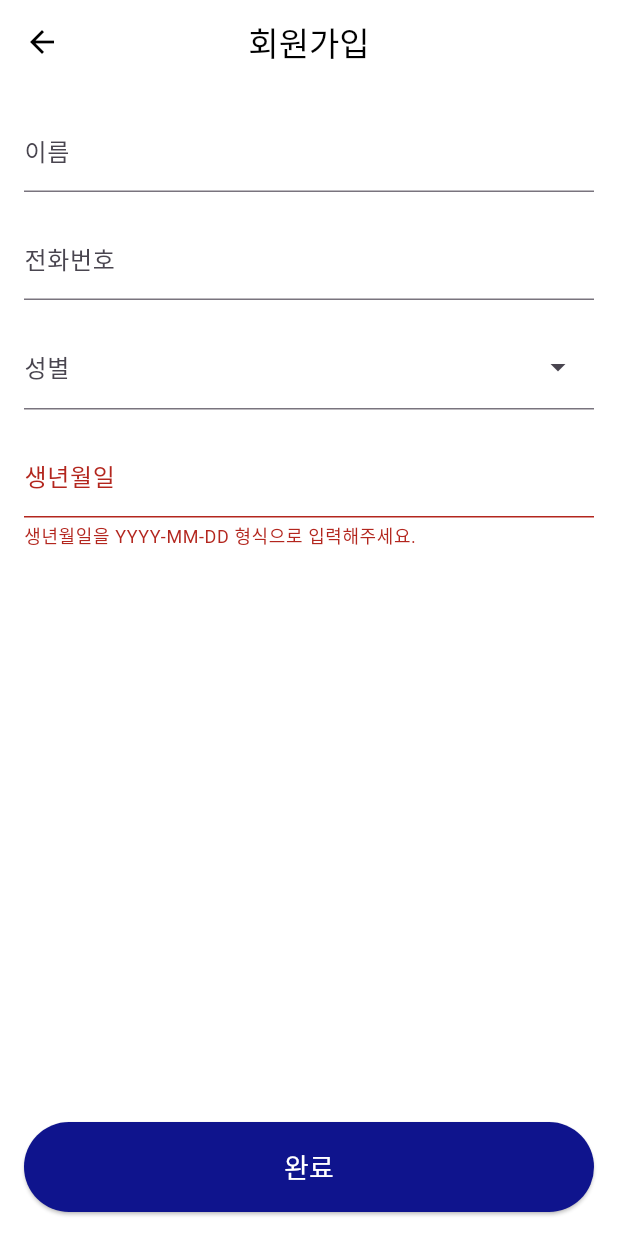
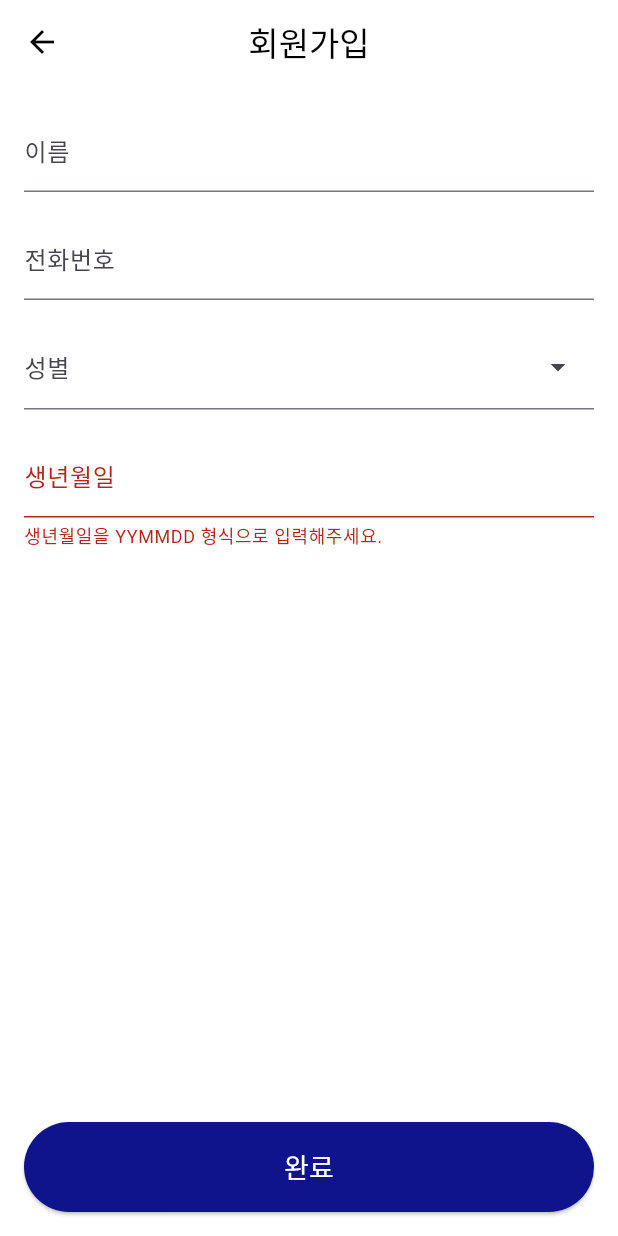
Before and after one commit to Kim-Ji-Man/Ask-Me, a Flutter app: the SignUpStep3 screen opened directly, after a tap on "완료", on a phone screen of 412 x 824 dp. Run offline on Flutter 3.47's test engine with Material 3 defaults, Android fonts, the phone set to English and light mode, and no system bars; our stand-ins replace dio, flutter_dotenv, geolocator, image_gallery_saver, image_picker, permission_handler and 1 more; missing offline and left inert: jwt_decode, kakao_map_plugin, onesignal_flutter; accounts and stored records are empty.

Commit message:
"singup3 detail"

```diff
--- a/lib/main.dart
+++ b/lib/main.dart
@@ -15,7 +15,6 @@ import 'package:flutter_askme/screens/signup_folder/signup_step2.dart';
 import 'package:http/http.dart' as http;
 import 'dart:convert';
 import 'package:shared_preferences/shared_preferences.dart';
-
 import 'models/signup_data.dart';
 
 // GlobalKey로 NavigatorState 관리
--- a/lib/screens/signup_folder/signup_step3.dart
+++ b/lib/screens/signup_folder/signup_step3.dart
@@ -1,7 +1,9 @@
 import 'package:flutter/material.dart';
+import 'package:flutter/services.dart';
 import 'package:flutter_askme/models/signup_data.dart';
 import 'package:provider/provider.dart';
 import '../../service/api_service.dart';
+import '../login.dart';
 
 class SignUpStep3 extends StatefulWidget {
   @override
@@ -9,18 +11,15 @@ class SignUpStep3 extends StatefulWidget {
 }
 
 class _SignUpStep3State extends State<SignUpStep3> {
-  final ApiService _apiService = ApiService(); // ApiService 인스턴스 생성
+  final ApiService _apiService = ApiService();
   TextEditingController _nameController = TextEditingController();
-  TextEditingController _phoneNumberController =
-      TextEditingController(); // 전화번호 컨트롤러 추가
+  TextEditingController _phoneNumberController = TextEditingController();
   TextEditingController _birthdateController = TextEditingController();
-  TextEditingController _genderController =
-      TextEditingController(); // 성별 컨트롤러 추가
+  TextEditingController _genderController = TextEditingController();
   String? _selectedGender;
   String? _birthdateError;
-  String? _phoneNumberError; // 전화번호 유효성 검사 에러 메시지
+  String? _phoneNumberError;
 
-  // 성별 선택 Dialog
   void _showGenderSelectionDialog() {
     showDialog(
       context: context,
@@ -36,7 +35,7 @@ class _SignUpStep3State extends State<SignUpStep3> {
                 onTap: () {
                   setState(() {
                     _selectedGender = "남성";
-                    _genderController.text = "남성"; // 선택된 성별을 입력 필드에 나타내기
+                    _genderController.text = "남성";
                   });
                   Navigator.pop(context);
                 },
@@ -46,7 +45,7 @@ class _SignUpStep3State extends State<SignUpStep3> {
                 onTap: () {
                   setState(() {
                     _selectedGender = "여성";
-                    _genderController.text = "여성"; // 선택된 성별을 입력 필드에 나타내기
+                    _genderController.text = "여성";
                   });
                   Navigator.pop(context);
                 },
@@ -58,52 +57,33 @@ class _SignUpStep3State extends State<SignUpStep3> {
     );
   }
 
-  // 생년월일 형식 검사
   bool _validateBirthdate(String birthdate) {
-    final RegExp dateRegExp = RegExp(r'^\d{4}-\d{2}-\d{2}$');
-    if (!dateRegExp.hasMatch(birthdate)) {
-      return false;
-    }
-    try {
-      final date = DateTime.parse(birthdate);
-      return date.year >= 1900 && date.year <= DateTime.now().year;
-    } catch (e) {
-      return false;
-    }
+    final RegExp dateRegExp = RegExp(r'^\d{6}$'); // Matches 6 digits
+    return dateRegExp.hasMatch(birthdate);
   }
 
-  // 전화번호 형식 검사
   bool _validatePhoneNumber(String phoneNumber) {
     final RegExp phoneRegExp = RegExp(r'^\d{3}-\d{3,4}-\d{4}$');
     return phoneRegExp.hasMatch(phoneNumber);
   }
 
-  // 입력 중에 YYYY-MM-DD 형식으로 자동 포맷팅하는 함수
-  String _formatBirthdateInput(String birthdate) {
-    // 숫자만 남김
-    birthdate = birthdate.replaceAll(RegExp(r'\D'), '');
-
-    // 길이에 따라 포맷팅 적용
-    if (birthdate.length >= 8) {
-      return '${birthdate.substring(0, 4)}-${birthdate.substring(4, 6)}-${birthdate.substring(6, 8)}';
-    } else if (birthdate.length >= 6) {
-      return '${birthdate.substring(0, 4)}-${birthdate.substring(4, 6)}';
-    } else if (birthdate.length >= 4) {
-      return '${birthdate.substring(0, 4)}-${birthdate.substring(4)}';
+  String _formatPhoneNumber(String phoneNumber) {
+    phoneNumber = phoneNumber.replaceAll(RegExp(r'\D'), '');
+    if (phoneNumber.length > 10) {
+      return '${phoneNumber.substring(0, 3)}-${phoneNumber.substring(3, 7)}-${phoneNumber.substring(7, 11)}';
+    } else if (phoneNumber.length > 6) {
+      return '${phoneNumber.substring(0, 3)}-${phoneNumber.substring(3, 6)}-${phoneNumber.substring(6)}';
+    } else if (phoneNumber.length > 3) {
+      return '${phoneNumber.substring(0, 3)}-${phoneNumber.substring(3)}';
     } else {
-      return birthdate; // 4자 미만이면 그대로 반환
+      return phoneNumber;
     }
-  }
-
-  // 생년월일 변환 함수 추가 (YYYY-MM-DD -> YYMMDD)
-  String _formatBirthdate(String birthdate) {
-    return birthdate.replaceAll('-', '').substring(2);
   }
 
   Future<void> _handleSignUp() async {
     if (!_validateBirthdate(_birthdateController.text)) {
       setState(() {
-        _birthdateError = '생년월일을 YYYY-MM-DD 형식으로 입력해주세요.';
+        _birthdateError = '생년월일을 YYMMDD 형식으로 입력해주세요.';
       });
       return;
     }
@@ -115,63 +95,37 @@ class _SignUpStep3State extends State<SignUpStep3> {
       return;
     }
 
-    // 성별 값 변환
     String gender = _selectedGender == '남성' ? 'man' : 'woman';
-
-    // 생년월일 변환 (YYYY-MM-DD -> YYMMDD)
-    String formattedBirthdate = _formatBirthdate(_birthdateController.text);
-
-    // SignUpData에 데이터 저장
     final signUpData = Provider.of<SignUpData>(context, listen: false);
     signUpData.setStep3(
       _nameController.text,
       gender,
-      formattedBirthdate,
+      _birthdateController.text,
     );
 
-    // 디버깅 메시지 추가 - API 호출 전에 값 출력
-    print('Debug - Store ID before sending: ${signUpData.storeId}');
-    print('Debug - Nick before sending: ${signUpData.nick}');
-    print('Debug - Email before sending: ${signUpData.email}');
-    print('Debug - Username before sending: ${signUpData.username}');
-    print('Debug - Role before sending: ${signUpData.role}');
-
-    // SignUpData에서 데이터 가져오기
     final response = await _apiService.signUp(
       storeId: signUpData.storeId,
-      // int? 타입을 String? 타입으로 변환
       nick: signUpData.nick!,
-      // nickname -> nick으로 변경
       email: signUpData.email!,
       username: signUpData.username!,
       password: signUpData.password!,
       phoneNumber: _phoneNumberController.text,
       name: _nameController.text,
       gender: gender,
-      birth: formattedBirthdate,
+      birth: _birthdateController.text,
       role: signUpData.role == 'guard' ? 'guard' : 'user',
     );
-    // 호출 후 응답 디버깅 메시지
-    print('Debug - Response after API call: $response');
 
+    // 회원가입 성공 후 로그인 페이지로 이동
     if (response != null) {
       print("회원가입 성공: $response");
+
+      Navigator.pushReplacement(
+        context,
+        MaterialPageRoute(builder: (context) => Login()), // Login 페이지로 직접 지정
+      );
     } else {
       print("회원가입 실패");
-    }
-  }
-
-  // 전화번호 포맷팅 함수 추가
-  String _formatPhoneNumber(String phoneNumber) {
-    phoneNumber = phoneNumber.replaceAll(RegExp(r'\D'), ''); // 숫자만 남김
-    if (phoneNumber.length > 10) {
-      return '${phoneNumber.substring(0, 3)}-${phoneNumber.substring(3, 7)}-${phoneNumber.substring(7, 11)}';
-    } else if (phoneNumber.length > 6) {
-      return '${phoneNumber.substring(0, 3)}-${phoneNumber.substring(3, 6)}-${phoneNumber.substring(6)}';
-    } else if (phoneNumber.length > 3) {
-      return '${phoneNumber.substring(0, 3)}-${phoneNumber.substring(3)}';
-    } else {
-      return phoneNumber;
     }
   }
 
@@ -199,14 +153,11 @@ class _SignUpStep3State extends State<SignUpStep3> {
         padding: const EdgeInsets.all(16.0),
         child: Column(
           children: [
-            // 이름 입력 필드
             TextField(
               controller: _nameController,
               decoration: InputDecoration(labelText: '이름'),
             ),
             SizedBox(height: 16),
-
-            // 전화번호 입력 필드
             TextField(
               controller: _phoneNumberController,
               keyboardType: TextInputType.phone,
@@ -226,13 +177,11 @@ class _SignUpStep3State extends State<SignUpStep3> {
               ),
             ),
             SizedBox(height: 16),
-
-            // 성별 선택 필드
             GestureDetector(
               onTap: _showGenderSelectionDialog,
               child: AbsorbPointer(
                 child: TextField(
-                  controller: _genderController, // 성별 컨트롤러 연결
+                  controller: _genderController,
                   decoration: InputDecoration(
                     labelText: '성별',
                     hintText: _selectedGender ?? '성별을 선택해주세요',
@@ -242,22 +191,15 @@ class _SignUpStep3State extends State<SignUpStep3> {
               ),
             ),
             SizedBox(height: 16),
-
-            // 생년월일 입력 필드
             TextField(
               controller: _birthdateController,
-              keyboardType: TextInputType.datetime,
-              onChanged: (value) {
-                String formattedBirthdate = _formatBirthdateInput(value);
-                _birthdateController.value = TextEditingValue(
-                  text: formattedBirthdate,
-                  selection: TextSelection.collapsed(
-                      offset: formattedBirthdate.length),
-                );
-              },
+              keyboardType: TextInputType.number,
+              inputFormatters: [
+                LengthLimitingTextInputFormatter(6),
+              ],
               decoration: InputDecoration(
                 labelText: '생년월일',
-                hintText: 'YYYY-MM-DD',
+                hintText: 'YYMMDD',
                 hintStyle: TextStyle(color: Colors.grey[400]),
                 errorText: _birthdateError,
               ),
@@ -270,7 +212,7 @@ class _SignUpStep3State extends State<SignUpStep3> {
                 style: ElevatedButton.styleFrom(
                   backgroundColor: Color(0xFF0F148D),
                 ),
-                onPressed: _handleSignUp, // 완료 버튼 누를 때 API 호출
+                onPressed: _handleSignUp,
                 child: Text(
                   "완료",
                   style: TextStyle(fontSize: 18, color: Colors.white),
```
